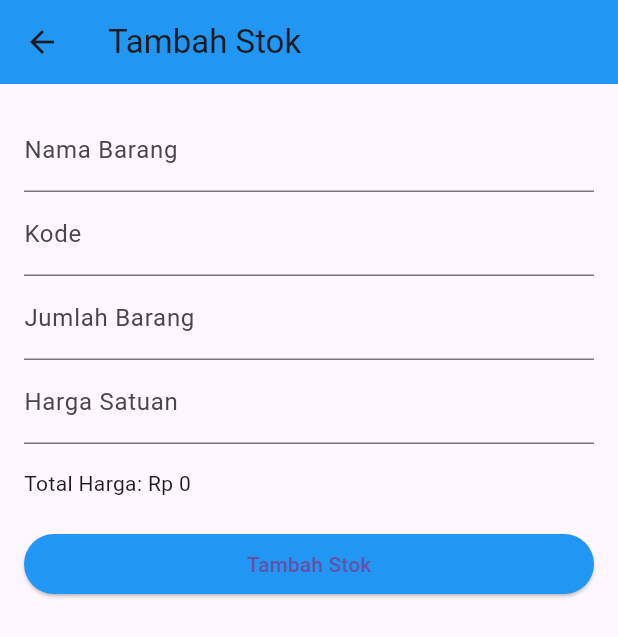
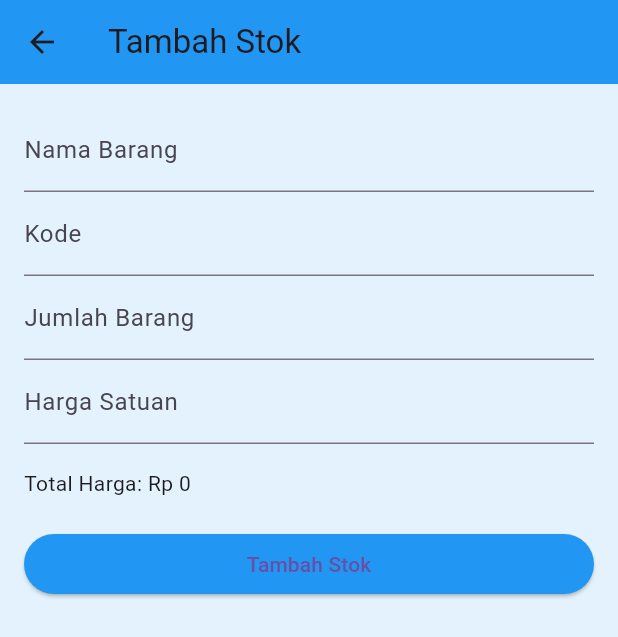
Before and after one commit to JustNap/Capstone_Kelompok4, a Flutter app: the TambahStockPage screen opened directly, on a phone screen of 412 x 824 dp. Shown: the top 637 px of the screen. Run offline on Flutter 3.47's test engine with Material 3 defaults, Android fonts, the phone set to English and light mode, and no system bars; our stand-ins replace cloud_firestore, firebase_auth, firebase_core; accounts and stored records are empty.

Commit message:
ganti background halaman tambah stok

```diff
--- a/apk_pembukuan/lib/stock/addstock.dart
+++ b/apk_pembukuan/lib/stock/addstock.dart
@@ -57,6 +57,7 @@ class _TambahStockPageState extends State<TambahStockPage> {
     final totalHarga = jumlah * hargaSatuan;
 
     return Scaffold(
+      backgroundColor: Colors.blue.shade50,
       appBar: AppBar(
         title: const Text('Tambah Stok'),
         backgroundColor: Colors.blue,
```
